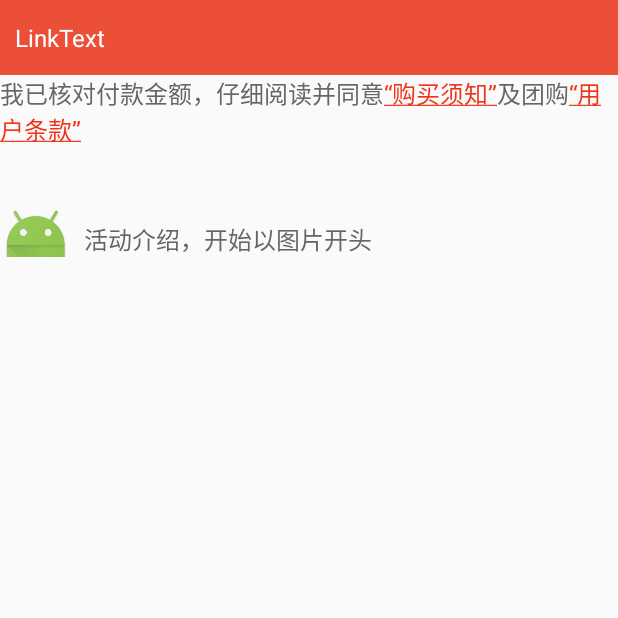
After one commit to 1428610664/HzTools, an Android app: the AutoLinkTextActivity screen opened directly, with no data from a screen before it, on a phone screen of 412 x 824 dp, the top half of it. The commit adds this screen. Run offline under Robolectric (Android 15) with nearby library versions, the phone set to English and light mode, and no system bars.

Commit message:
1、增加LinkText 2、viewpager测试

```diff
--- a/app/src/main/AndroidManifest.xml
+++ b/app/src/main/AndroidManifest.xml
@@ -61,6 +61,7 @@
         <activity android:name=".acticity.NumberProgressbarActivity"/>
         <activity android:name=".acticity.JsbridgeActivity"/>
         <activity android:name=".acticity.AnimationActivity"/>
+        <activity android:name=".acticity.AutoLinkTextActivity"/>
 
         <meta-data
             android:name="com.google.android.gms.version"
--- /dev/null
+++ b/app/src/main/java/hz/com/hztools/acticity/AutoLinkTextActivity.java
@@ -0,0 +1,63 @@
+package hz.com.hztools.acticity;
+
+import android.os.Bundle;
+import android.support.annotation.Nullable;
+import android.support.v7.app.AppCompatActivity;
+import android.widget.Toast;
+
+import hz.com.hztools.R;
+import hz.com.hztools.widget.AutoLinkStyleTextView;
+
+/**
+ * Created by hz on 2017/12/25.
+ * GitHub：https://github.com/1428610664
+ * #                                                   #
+ * #                       _oo0oo_                     #
+ * #                      o8888888o                    #
+ * #                      88" . "88                    #
+ * #                      (| -_- |)                    #
+ * #                      0\  =  /0                    #
+ * #                    ___/`---'\___                  #
+ * #                  .' \\|     |# '.                 #
+ * #                 / \\|||  :  |||# \                #
+ * #                / _||||| -:- |||||- \              #
+ * #               |   | \\\  -  #/ |   |              #
+ * #               | \_|  ''\---/''  |_/ |             #
+ * #               \  .-\__  '-'  ___/-. /             #
+ * #             ___'. .'  /--.--\  `. .'___           #
+ * #          ."" '<  `.___\_<|>_/___.' >' "".         #
+ * #         | | :  `- \`.;`\ _ /`;.`/ - ` : | |       #
+ * #         \  \ `_.   \_ __\ /__ _/   .-` /  /       #
+ * #     =====`-.____`.___ \_____/___.-`___.-'=====    #
+ * #                       `=---='                     #
+ * #     ~~~~~~~~~~~~~~~~~~~~~~~~~~~~~~~~~~~~~~~~~~~   #
+ * #                                                   #
+ * #               佛祖保佑         永无BUG            #
+ * #                                                   #
+ */
+
+public class AutoLinkTextActivity extends AppCompatActivity {
+
+    private AutoLinkStyleTextView autoLinkStyleTextView, tvStartImage;
+
+    @Override
+    protected void onCreate(@Nullable Bundle savedInstanceState) {
+        super.onCreate(savedInstanceState);
+        setContentView(R.layout.activity_auto_link_text);
+
+        autoLinkStyleTextView = (AutoLinkStyleTextView) findViewById(R.id.tv);
+        autoLinkStyleTextView.setOnClickCallBack(new AutoLinkStyleTextView.ClickCallBack() {
+            @Override
+            public void onClick(int position) {
+                if (position == 0) {
+                    Toast.makeText(AutoLinkTextActivity.this, "购买须知", Toast.LENGTH_SHORT).show();
+                } else if (position == 1) {
+                    Toast.makeText(AutoLinkTextActivity.this, "用户条款", Toast.LENGTH_SHORT).show();
+                }
+            }
+        });
+        tvStartImage = (AutoLinkStyleTextView) findViewById(R.id.tv_start_image);
+        tvStartImage.setStartImageText(tvStartImage.getText());
+
+    }
+}
--- a/app/src/main/java/hz/com/hztools/acticity/MainActivity.java
+++ b/app/src/main/java/hz/com/hztools/acticity/MainActivity.java
@@ -121,6 +121,9 @@ public class MainActivity extends BaseActivity {
             case R.id.bt_animation:
                 openActivity(AnimationActivity.class);
                 break;
+            case R.id.bt_AutoLinkText:
+                openActivity(AutoLinkTextActivity.class);
+                break;
         }
     }
 
--- a/app/src/main/java/hz/com/hztools/acticity/ViewpagerActivity.java
+++ b/app/src/main/java/hz/com/hztools/acticity/ViewpagerActivity.java
@@ -51,6 +51,7 @@ public class ViewpagerActivity extends AppCompatActivity {
         initFragment();
 
         mViewPager = (ViewPager) findViewById(R.id.view_pager);
+        mViewPager.setOffscreenPageLimit(1);
         mViewPager.setAdapter(mMyPagerAdaper);
         initMagicIndicator();
     }
--- a/app/src/main/java/hz/com/hztools/acticity/WelcomeActivity.java
+++ b/app/src/main/java/hz/com/hztools/acticity/WelcomeActivity.java
@@ -6,10 +6,12 @@ import android.content.pm.PackageManager;
 import android.media.MediaPlayer;
 import android.net.Uri;
 import android.os.Bundle;
+import android.os.CountDownTimer;
+import android.os.Handler;
 import android.text.TextUtils;
 import android.view.View;
 import android.widget.Button;
-import android.widget.Toast;
+import android.widget.TextView;
 
 import hz.com.hztools.R;
 import hz.com.hztools.acticity.Base.BaseActivity;
@@ -21,15 +23,64 @@ import hz.com.hztools.widget.CustomVideoView;
 
 public class WelcomeActivity extends BaseActivity {
 
+    private TextView downTime;
     private Button welcome_button;
     private CustomVideoView welcome_videoview;
+
+    private CountDownTimer mTimer;
+    private int count = 5;
+
     @Override
     protected void onCreate(Bundle savedInstanceState) {
         super.onCreate(savedInstanceState);
         setContentView(R.layout.activity_welcome);
-        welcome_button=(Button)this.findViewById(R.id.welcome_button);
+
+        downTime = (TextView) findViewById(R.id.downTime);
+
+        initVideo();
+        /* CountDownTimer方式进行倒计时进入 */
+        //initDownTime();
+
+        /* handle方式倒计时进入 */
+        handler.sendEmptyMessageDelayed(0, 1000);
+    }
+
+    private void initDownTime() {
+        mTimer = new CountDownTimer(6000, 1000) {
+            @Override
+            public void onTick(long millisUntilFinished) {
+                downTime.setText("倒计时：" + (millisUntilFinished / 1000) + "s");
+            }
+            @Override
+            public void onFinish() {
+                openActivity(MainActivity.class);
+                WelcomeActivity.this.finish();
+            }
+        }.start();
+    }
+
+    private int getCount() {
+        count--;
+        if (count == 0) {
+            openActivity(MainActivity.class);
+            finish();
+        }
+        return count;
+    }
+
+    private Handler handler = new Handler() {
+        public void handleMessage(android.os.Message msg) {
+            if (msg.what == 0) {
+                downTime.setText("倒计时：" + getCount() + "s");
+                handler.sendEmptyMessageDelayed(0, 1000);
+            }
+        };
+    };
+
+    private void initVideo() {
+        welcome_button = (Button) this.findViewById(R.id.welcome_button);
         welcome_videoview = (CustomVideoView) this.findViewById(R.id.welcome_videoview);
-        welcome_videoview.setVideoURI(Uri.parse("android.resource://"+this.getPackageName()+"/"+R.raw.kr36));
+        welcome_videoview.setVideoURI(Uri.parse("android.resource://" + this.getPackageName() + "/" + R.raw.kr36));
         welcome_videoview.start();
         welcome_videoview.setOnCompletionListener(new MediaPlayer.OnCompletionListener() {
             @Override
@@ -41,17 +92,18 @@ public class WelcomeActivity extends BaseActivity {
         welcome_button.setOnClickListener(new View.OnClickListener() {
             @Override
             public void onClick(View v) {
-                if(welcome_videoview.isPlaying()){
+                if (welcome_videoview.isPlaying()) {
                     welcome_videoview.stopPlayback();
-                    welcome_videoview=null;
+                    welcome_videoview = null;
                 }
+                //mTimer.cancel();
                 openActivity(MainActivity.class);
                 WelcomeActivity.this.finish();
             }
         });
     }
 
-    private  String getAppVersionName(Context context) {
+    private String getAppVersionName(Context context) {
         String versionName = "";
         try {
             PackageManager packageManager = context.getPackageManager();
--- /dev/null
+++ b/app/src/main/java/hz/com/hztools/widget/AutoLinkStyleTextView.java
@@ -0,0 +1,159 @@
+package hz.com.hztools.widget;
+
+import android.content.Context;
+import android.content.res.TypedArray;
+import android.graphics.Canvas;
+import android.graphics.Color;
+import android.graphics.Paint;
+import android.graphics.drawable.Drawable;
+import android.support.v7.widget.AppCompatTextView;
+import android.text.Spannable;
+import android.text.SpannableString;
+import android.text.Spanned;
+import android.text.TextPaint;
+import android.text.TextUtils;
+import android.text.method.LinkMovementMethod;
+import android.text.style.ClickableSpan;
+import android.text.style.ImageSpan;
+import android.util.AttributeSet;
+import android.view.View;
+
+import hz.com.hztools.R;
+
+/**
+ * Created by hz on 2017/12/25.
+ * GitHub：https://github.com/1428610664
+ * #                                                   #
+ * #                       _oo0oo_                     #
+ * #                      o8888888o                    #
+ * #                      88" . "88                    #
+ * #                      (| -_- |)                    #
+ * #                      0\  =  /0                    #
+ * #                    ___/`---'\___                  #
+ * #                  .' \\|     |# '.                 #
+ * #                 / \\|||  :  |||# \                #
+ * #                / _||||| -:- |||||- \              #
+ * #               |   | \\\  -  #/ |   |              #
+ * #               | \_|  ''\---/''  |_/ |             #
+ * #               \  .-\__  '-'  ___/-. /             #
+ * #             ___'. .'  /--.--\  `. .'___           #
+ * #          ."" '<  `.___\_<|>_/___.' >' "".         #
+ * #         | | :  `- \`.;`\ _ /`;.`/ - ` : | |       #
+ * #         \  \ `_.   \_ __\ /__ _/   .-` /  /       #
+ * #     =====`-.____`.___ \_____/___.-`___.-'=====    #
+ * #                       `=---='                     #
+ * #     ~~~~~~~~~~~~~~~~~~~~~~~~~~~~~~~~~~~~~~~~~~~   #
+ * #                                                   #
+ * #               佛祖保佑         永无BUG            #
+ * #                                                   #
+ */
+
+public class AutoLinkStyleTextView extends AppCompatTextView {
+
+    private static final int TYPE_START_IMAGE = 0;
+    private static final int TYPE_CONTENT_TEXT = 1;
+
+    private static int styleType = TYPE_CONTENT_TEXT;
+    private static int defaultColor = Color.parseColor("#f23218");
+    private String defaultTextValue = null;
+    private boolean hasUnderLine = true;
+    private int startImageDes;
+
+    private ClickCallBack mClickCallBack;
+
+    public AutoLinkStyleTextView(Context context) {
+        this(context, null);
+    }
+
+    public AutoLinkStyleTextView(Context context, AttributeSet attrs) {
+        this(context, attrs, 0);
+    }
+
+    public AutoLinkStyleTextView(Context context, AttributeSet attrs, int defStyleAttr) {
+        super(context, attrs, defStyleAttr);
+        init(context, attrs, defStyleAttr);
+    }
+
+    private void init(Context context, AttributeSet attrs, int defStyleAttr) {
+        TypedArray typedArray = context.obtainStyledAttributes(attrs, R.styleable.AutoLinkStyleTextView, defStyleAttr, 0);
+        styleType = typedArray.getInt(R.styleable.AutoLinkStyleTextView_AutoLinkStyleTextView_type, TYPE_CONTENT_TEXT);
+        defaultTextValue = typedArray.getString(R.styleable.AutoLinkStyleTextView_AutoLinkStyleTextView_text_value);
+        defaultColor = typedArray.getColor(R.styleable.AutoLinkStyleTextView_AutoLinkStyleTextView_default_color, defaultColor);
+        hasUnderLine = typedArray.getBoolean(R.styleable.AutoLinkStyleTextView_AutoLinkStyleTextView_has_under_line, hasUnderLine);
+        startImageDes = typedArray.getResourceId(R.styleable.AutoLinkStyleTextView_AutoLinkStyleTextView_start_image, 0);
+        addStyle();
+        typedArray.recycle();
+    }
+
+    /**
+     * 部分文字链接的通过xml设置静态渲染
+     */
+    private void addStyle() {
+        if (!TextUtils.isEmpty(defaultTextValue) && defaultTextValue.contains(",")) {
+            String[] values = defaultTextValue.split(",");
+            SpannableString spannableString = new SpannableString(getText().toString().trim());
+            for (int i = 0; i < values.length; i++) {
+                final int position = i;
+                spannableString.setSpan(new ClickableSpan() {
+                    @Override
+                    public void onClick(View widget) {
+                        if (mClickCallBack != null) mClickCallBack.onClick(position);
+                    }
+
+                    @Override
+                    public void updateDrawState(TextPaint ds) {
+                        super.updateDrawState(ds);
+                        ds.setColor(defaultColor);
+                        ds.setUnderlineText(hasUnderLine);
+                    }
+                }, getText().toString().trim().indexOf(values[i]), getText().toString().trim().indexOf(values[i]) + values[i].length(), Spanned.SPAN_EXCLUSIVE_EXCLUSIVE);
+            }
+            setText(spannableString);
+            setMovementMethod(LinkMovementMethod.getInstance());
+        }
+    }
+
+    /**
+     * 以image开头风格的需要动态调用这个方法
+     * 图片和文字已经过居中适配
+     * @param text
+     */
+    public void setStartImageText(CharSequence text){
+        if (styleType == TYPE_START_IMAGE && !TextUtils.isEmpty(text) && startImageDes != 0) {
+            SpannableString spannableString = new SpannableString("   " + text);
+            CenteredImageSpan span = new CenteredImageSpan(getContext(), startImageDes);
+            spannableString.setSpan(span, 0, 1, Spannable.SPAN_EXCLUSIVE_EXCLUSIVE);
+            setText(spannableString);
+        }
+    }
+
+    private class CenteredImageSpan extends ImageSpan {
+
+        private CenteredImageSpan(Context context, final int drawableRes) {
+            super(context, drawableRes);
+        }
+
+        @Override
+        public void draw(Canvas canvas, CharSequence text,
+                         int start, int end, float x,
+                         int top, int y, int bottom, Paint paint) {
+            // image to draw
+            Drawable b = getDrawable();
+            // font metrics of text to be replaced
+            Paint.FontMetricsInt fm = paint.getFontMetricsInt();
+            int transY = (y + fm.descent + y + fm.ascent) / 2 - b.getBounds().bottom / 2;
+            canvas.save();
+            canvas.translate(x, transY);
+            b.draw(canvas);
+            canvas.restore();
+        }
+    }
+
+    public void setOnClickCallBack(ClickCallBack clickCallBack) {
+        this.mClickCallBack = clickCallBack;
+    }
+
+    public interface ClickCallBack {
+        void onClick(int position);
+    }
+}
--- /dev/null
+++ b/app/src/main/res/layout/activity_auto_link_text.xml
@@ -0,0 +1,39 @@
+<?xml version="1.0" encoding="utf-8"?>
+<LinearLayout xmlns:android="http://schemas.android.com/apk/res/android"
+              xmlns:app="http://schemas.android.com/apk/res-auto"
+              android:layout_width="match_parent"
+              android:layout_height="match_parent"
+              android:orientation="vertical">
+
+
+    <TextView
+        android:layout_width="match_parent"
+        android:layout_height="50dp"
+        android:background="@color/colorPrimary"
+        android:gravity="center_vertical"
+        android:paddingLeft="10dp"
+        android:text="@string/AutoLinkText"
+        android:textColor="@color/white"
+        android:textSize="16sp"/>
+
+    <hz.com.hztools.widget.AutoLinkStyleTextView
+        android:id="@+id/tv"
+        android:layout_width="match_parent"
+        android:layout_height="wrap_content"
+        android:text="我已核对付款金额，仔细阅读并同意“购买须知”及团购“用户条款”"
+        android:textColor="@color/test_spacing4"
+        android:textSize="16sp"
+        app:AutoLinkStyleTextView_text_value="“购买须知”,“用户条款”"/>
+
+    <hz.com.hztools.widget.AutoLinkStyleTextView
+        android:id="@+id/tv_start_image"
+        android:layout_width="match_parent"
+        android:layout_height="wrap_content"
+        android:layout_marginTop="20dp"
+        android:text="活动介绍，开始以图片开头"
+        android:textColor="@color/test_spacing4"
+        android:textSize="16sp"
+        app:AutoLinkStyleTextView_start_image="@mipmap/ic_launcher"
+        app:AutoLinkStyleTextView_type="start_image"/>
+
+</LinearLayout>
--- a/app/src/main/res/values/strings.xml
+++ b/app/src/main/res/values/strings.xml
@@ -63,4 +63,5 @@
     <string name="jsbridge"><![CDATA[JS <=> Android]]></string>
     <string name="alert">alert弹窗</string>
     <string name="animation">动画</string>
+    <string name="AutoLinkText">LinkText</string>
 </resources>
```
Also changed, not shown: app/src/main/java/hz/com/hztools/fragment/Fragment1.java (+9 -4 lines), app/src/main/java/hz/com/hztools/fragment/Fragment2.java (+17 -4 lines), app/src/main/java/hz/com/hztools/fragment/Fragment3.java (+9 -4 lines), app/src/main/java/hz/com/hztools/fragment/Fragment4.java (+8 -4 lines), app/src/main/res/drawable/shape_tv_bg.xml (added, +7 -0 lines), app/src/main/res/layout/activity_main.xml (+45 -0 lines), app/src/main/res/layout/activity_welcome.xml (+31 -14 lines), app/src/main/res/values/attrs.xml (added, +16 -0 lines).
